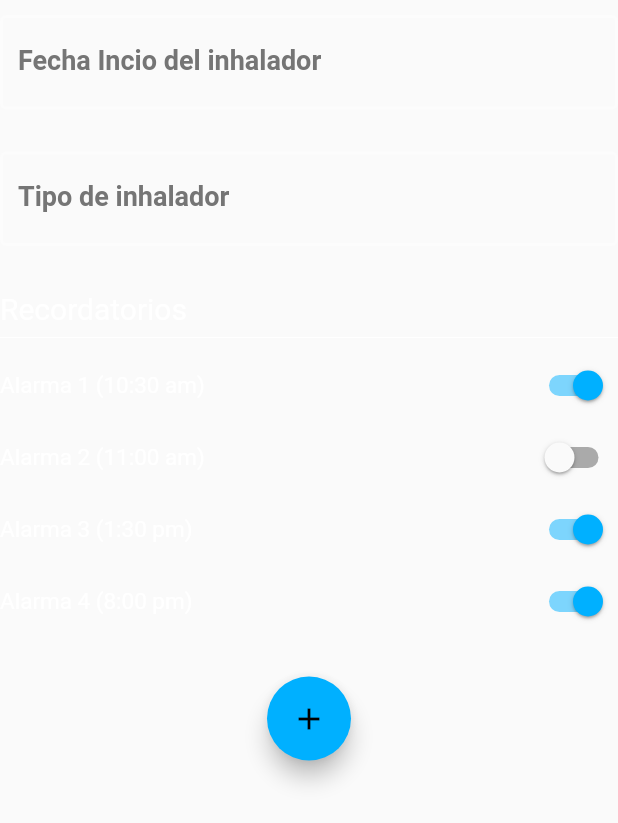
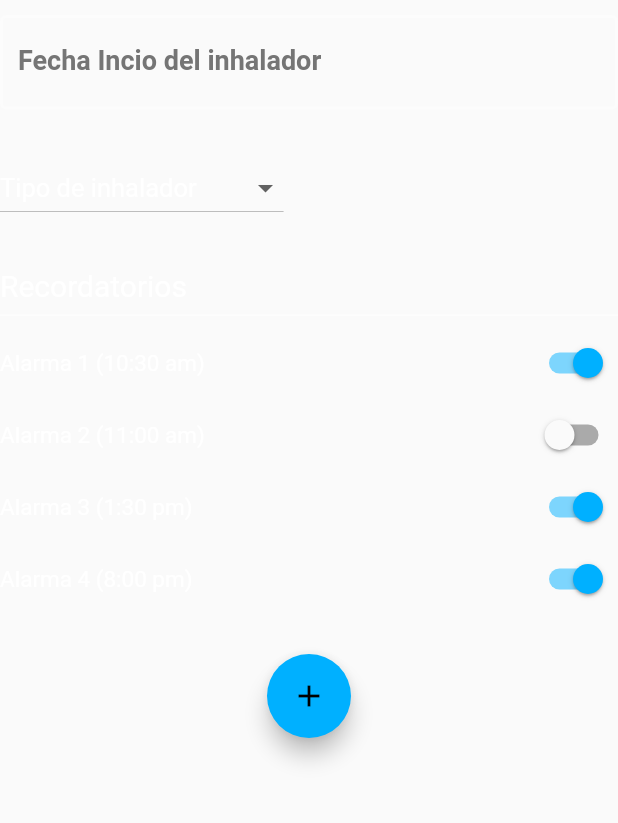
Before and after one commit to criistian14/respikaf, a Flutter app: the Settings widget shown alone on an empty page, opened directly, on a phone screen of 412 x 824 dp. Shown: the top 823 px of the screen. Run offline on Flutter 3.47's test engine with Material 2 defaults, Android fonts, the phone set to English and light mode, and no system bars; our stand-ins replace bubble_bottom_bar, modal_progress_hud, percent_indicator, shared_preferences; accounts and stored records are empty.

Commit message:
Add input select and logo

```diff
--- a/lib/screens/settings.dart
+++ b/lib/screens/settings.dart
@@ -7,6 +7,7 @@ import 'package:intl/intl.dart';
 
 // Widgets Custom
 import 'package:respikaf/widgets/InputText.dart';
+import 'package:respikaf/widgets/InputSelect.dart';
 
 
 
@@ -19,6 +20,25 @@ class Settings extends StatefulWidget
 class _SettingsState extends State<Settings>
 {
 	String dateInitial = '';
+	List<String> items = [];
+
+
+	@override
+	void initState() {
+		super.initState();
+
+		this.loadData();
+	}
+
+	void loadData()
+	{
+		items = [];
+
+		items.add('Cartucho presurizado');
+		items.add('Polvo seco');
+		items.add('Niebla fina');
+	}
+
 
 
 	Future _openPickerDate() async
@@ -73,7 +93,7 @@ class _SettingsState extends State<Settings>
 				),
 
 				SizedBox(height: 28),
-				InputText(label: 'Tipo de inhalador', typeInput: TextInputType.text),
+				InputSelect(items: items, label: 'Tipo de inhalador'),
 
 				SizedBox(height: 30),
 				Text('Recordatorios', style: Theme.of(context).textTheme.display1),
--- /dev/null
+++ b/lib/widgets/InputSelect.dart
@@ -0,0 +1,62 @@
+import 'package:flutter/material.dart';
+
+
+class InputSelect extends StatefulWidget
+{
+	final List<String> items;
+	final String label;
+
+	InputSelect({ @required this.items, @required this.label });
+
+	@override
+	_InputSelectState createState() => _InputSelectState();
+}
+
+
+
+class _InputSelectState extends State<InputSelect>
+{
+	List<DropdownMenuItem<int>> listDrop = [];
+	int _selected;
+
+
+	@override
+	void initState() {
+		super.initState();
+
+		this.loadData();
+	}
+
+	void loadData()
+	{
+		listDrop = [];
+		var i = 0;
+
+		widget.items.forEach((value) {
+			listDrop.add(DropdownMenuItem(
+				child: Text(value),
+				value: i,
+			));
+
+			i++;
+		});
+	}
+
+
+	void _changeValue(value)
+	{
+		setState(() => _selected = value);
+	}
+
+
+  	@override
+	Widget build(BuildContext context)
+	{
+		return DropdownButton(
+			hint: Text(widget.label, style: Theme.of(context).textTheme.body1),
+			items: listDrop,
+			value: _selected,
+			onChanged: _changeValue,
+		);
+	}
+}
--- a/pubspec.yaml
+++ b/pubspec.yaml
@@ -42,7 +42,7 @@ dev_dependencies:
 flutter_icons:
   android: true
   ios: true
-  image_path: 'images/logo.jpg'
+  image_path: 'images/logo.png'
 
 # For information on the generic Dart part of this file, see the
 # following page: https://www.dartlang.org/tools/pub/pubspec
```
Also changed, not shown: images/IMG-20190422-WA0000.jpg (added), images/logo.jpg (deleted), images/logo.png (added), 20 other files.
